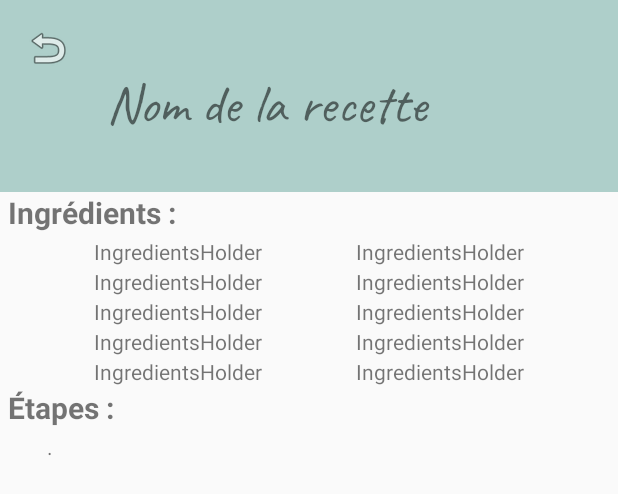
After one commit to Kihezo/ChefMeal2, an Android app: the layout activity_recipe_page.xml on its own in the app's theme, with its tools: preview values and no code run, on a phone screen of 412 x 824 dp. The commit adds this screen. Shown: the top 494 px of the screen. Run offline under Robolectric (Android 15) with nearby library versions, the phone set to English and light mode, and no system bars.

Commit message:
Page Recette
Nouvelle page recette, avec affichage du titre et des étapes mais sans les ingrédients

```diff
--- a/app/src/main/java/chefmeal/chefmeal/ViewPagerAdapter.java
+++ b/app/src/main/java/chefmeal/chefmeal/Adatpers/ViewPagerAdapter.java
@@ -1,4 +1,4 @@
-package chefmeal.chefmeal;
+package chefmeal.chefmeal.Adatpers;
 
 import android.support.annotation.Nullable;
 import android.support.v4.app.Fragment;
@@ -38,8 +38,4 @@ public class ViewPagerAdapter extends FragmentPagerAdapter {
         lstFragment.add(fragment);
         lstTitle.add(title);
     }
-
-
-
-
 }
--- a/app/src/main/java/chefmeal/chefmeal/SearchResultItemActivity.java
+++ b/app/src/main/java/chefmeal/chefmeal/Fragments/SearchResultItemActivity.java
@@ -1,4 +1,4 @@
-package chefmeal.chefmeal;
+package chefmeal.chefmeal.Fragments;
 
 public class SearchResultItemActivity {
     private String mText;
--- a/app/src/main/java/chefmeal/chefmeal/RecipesListActivity.java
+++ b/app/src/main/java/chefmeal/chefmeal/RecipesListActivity.java
@@ -6,6 +6,12 @@ import android.support.v4.view.ViewPager;
 import android.support.v7.app.AppCompatActivity;
 import android.os.Bundle;
 import android.view.View;
+
+import chefmeal.chefmeal.Adatpers.ViewPagerAdapter;
+import chefmeal.chefmeal.Fragments.FragmentAll;
+import chefmeal.chefmeal.Fragments.FragmentDessert;
+import chefmeal.chefmeal.Fragments.FragmentMainDish;
+import chefmeal.chefmeal.Fragments.FragmentStarter;
 
 
 public class RecipesListActivity extends AppCompatActivity
--- a/app/src/main/java/chefmeal/chefmeal/SearchIngredientsActivity.java
+++ b/app/src/main/java/chefmeal/chefmeal/SearchIngredientsActivity.java
@@ -33,7 +33,6 @@ public class SearchIngredientsActivity extends AppCompatActivity {
 
     FirebaseFirestore db_IngName = FirebaseFirestore.getInstance();
     private List<String> listIngName = new ArrayList<String>();
-    private List<String> listIngId = new ArrayList<String>();
 
 
     @Override
@@ -88,6 +87,7 @@ public class SearchIngredientsActivity extends AppCompatActivity {
                 if (!(alreadyExist) && (isInList)){
                     arrayList.add(newIngredient);
                     adapter.notifyDataSetChanged();
+                    Toast.makeText(this, newIngredient + " ajouté", Toast.LENGTH_SHORT).show();
                 }else if(!(isInList)){
                     Toast.makeText(this, "Cet ingrédient n'existe pas dans la base de donnée", Toast.LENGTH_SHORT).show();
                     }
--- /dev/null
+++ b/app/src/main/res/layout/activity_recipe_page.xml
@@ -0,0 +1,178 @@
+<?xml version="1.0" encoding="utf-8"?>
+<android.support.constraint.ConstraintLayout xmlns:android="http://schemas.android.com/apk/res/android"
+    xmlns:app="http://schemas.android.com/apk/res-auto"
+    xmlns:tools="http://schemas.android.com/tools"
+    android:layout_width="match_parent"
+    android:layout_height="match_parent"
+    tools:context=".RecipePageActivity">
+
+    <ImageView
+        android:id="@+id/imageView2"
+        android:layout_width="0dp"
+        android:layout_height="128dp"
+        app:layout_constraintEnd_toEndOf="parent"
+        app:layout_constraintStart_toStartOf="parent"
+        app:layout_constraintTop_toTopOf="parent"
+        app:srcCompat="@color/colorPrimary" />
+
+    <TextView
+        android:id="@+id/title_RecipePage"
+        android:layout_width="325dp"
+        android:layout_height="53dp"
+        android:layout_marginStart="72dp"
+        android:layout_marginBottom="28dp"
+        android:fontFamily="@font/caveat"
+        android:text="Nom de la recette"
+        android:textSize="36sp"
+        app:layout_constraintBottom_toBottomOf="@+id/imageView2"
+        app:layout_constraintStart_toStartOf="parent" />
+
+    <ImageButton
+        android:id="@+id/imageButton5"
+        android:layout_width="wrap_content"
+        android:layout_height="wrap_content"
+        android:layout_marginStart="16dp"
+        android:layout_marginTop="16dp"
+        android:background="@android:color/transparent"
+        android:onClick="BackToHome"
+        app:layout_constraintStart_toStartOf="parent"
+        app:layout_constraintTop_toTopOf="parent"
+        app:srcCompat="@android:drawable/ic_menu_revert" />
+
+    <TextView
+        android:id="@+id/IngTitle"
+        android:layout_width="0dp"
+        android:layout_height="30dp"
+        android:layout_marginLeft="5dp"
+        android:text="Ingrédients :"
+        android:textSize="20sp"
+        android:textStyle="bold"
+        app:layout_constraintEnd_toEndOf="parent"
+        app:layout_constraintStart_toStartOf="parent"
+        app:layout_constraintTop_toBottomOf="@+id/imageView2" />
+
+    <TextView
+        android:id="@+id/Ingre1"
+        android:layout_width="wrap_content"
+        android:layout_height="20dp"
+        android:text="IngredientsHolder"
+        app:layout_constraintEnd_toStartOf="@+id/ingre2"
+        app:layout_constraintHorizontal_bias="0.5"
+        app:layout_constraintStart_toStartOf="parent"
+        app:layout_constraintTop_toBottomOf="@+id/IngTitle" />
+
+    <TextView
+        android:id="@+id/ingre2"
+        android:layout_width="wrap_content"
+        android:layout_height="20dp"
+        android:text="IngredientsHolder"
+        app:layout_constraintEnd_toEndOf="parent"
+        app:layout_constraintHorizontal_bias="0.5"
+        app:layout_constraintStart_toEndOf="@+id/Ingre1"
+        app:layout_constraintTop_toBottomOf="@+id/IngTitle" />
+
+    <TextView
+        android:id="@+id/ingre3"
+        android:layout_width="wrap_content"
+        android:layout_height="20dp"
+        android:text="IngredientsHolder"
+        app:layout_constraintEnd_toStartOf="@+id/ingre4"
+        app:layout_constraintHorizontal_bias="0.5"
+        app:layout_constraintStart_toStartOf="parent"
+        app:layout_constraintTop_toBottomOf="@+id/Ingre1" />
+
+    <TextView
+        android:id="@+id/ingre4"
+        android:layout_width="wrap_content"
+        android:layout_height="20dp"
+        android:text="IngredientsHolder"
+        app:layout_constraintEnd_toEndOf="parent"
+        app:layout_constraintHorizontal_bias="0.5"
+        app:layout_constraintStart_toEndOf="@+id/ingre3"
+        app:layout_constraintTop_toBottomOf="@+id/ingre2" />
+
+    <TextView
+        android:id="@+id/ingre5"
+        android:layout_width="wrap_content"
+        android:layout_height="20dp"
+        android:text="IngredientsHolder"
+        app:layout_constraintEnd_toStartOf="@+id/ingre6"
+        app:layout_constraintHorizontal_bias="0.5"
+        app:layout_constraintStart_toStartOf="parent"
+        app:layout_constraintTop_toBottomOf="@+id/ingre3" />
+
+    <TextView
+        android:id="@+id/ingre6"
+        android:layout_width="wrap_content"
+        android:layout_height="20dp"
+        android:text="IngredientsHolder"
+        app:layout_constraintEnd_toEndOf="parent"
+        app:layout_constraintHorizontal_bias="0.5"
+        app:layout_constraintStart_toEndOf="@+id/ingre5"
+        app:layout_constraintTop_toBottomOf="@+id/ingre4" />
+
+    <TextView
+        android:id="@+id/ingre7"
+        android:layout_width="wrap_content"
+        android:layout_height="20dp"
+        android:text="IngredientsHolder"
+        app:layout_constraintEnd_toStartOf="@+id/ingre8"
+        app:layout_constraintHorizontal_bias="0.5"
+        app:layout_constraintStart_toStartOf="parent"
+        app:layout_constraintTop_toBottomOf="@+id/ingre5" />
+
+    <TextView
+        android:id="@+id/ingre8"
+        android:layout_width="wrap_content"
+        android:layout_height="20dp"
+        android:text="IngredientsHolder"
+        app:layout_constraintEnd_toEndOf="parent"
+        app:layout_constraintHorizontal_bias="0.5"
+        app:layout_constraintStart_toEndOf="@+id/ingre7"
+        app:layout_constraintTop_toBottomOf="@+id/ingre6" />
+
+    <TextView
+        android:id="@+id/ingre9"
+        android:layout_width="wrap_content"
+        android:layout_height="20dp"
+        android:text="IngredientsHolder"
+        app:layout_constraintEnd_toStartOf="@+id/ingre10"
+        app:layout_constraintHorizontal_bias="0.5"
+        app:layout_constraintStart_toStartOf="parent"
+        app:layout_constraintTop_toBottomOf="@+id/ingre7" />
+
+    <TextView
+        android:id="@+id/ingre10"
+        android:layout_width="wrap_content"
+        android:layout_height="20dp"
+        android:text="IngredientsHolder"
+        app:layout_constraintEnd_toEndOf="parent"
+        app:layout_constraintHorizontal_bias="0.5"
+        app:layout_constraintStart_toEndOf="@+id/ingre9"
+        app:layout_constraintTop_toBottomOf="@+id/ingre8" />
+
+    <TextView
+        android:id="@+id/StepTitle"
+        android:layout_width="0dp"
+        android:layout_height="30dp"
+        android:layout_marginLeft="5dp"
+        android:layout_marginTop="130dp"
+        android:text="Étapes :"
+        android:textSize="20sp"
+        android:textStyle="bold"
+        app:layout_constraintEnd_toEndOf="parent"
+        app:layout_constraintHorizontal_bias="1.0"
+        app:layout_constraintStart_toStartOf="parent"
+        app:layout_constraintTop_toTopOf="@+id/IngTitle" />
+
+    <TextView
+        android:id="@+id/idStep"
+        android:layout_width="350dp"
+        android:layout_height="wrap_content"
+        android:text="."
+        app:layout_constraintEnd_toEndOf="parent"
+        app:layout_constraintHorizontal_bias="0.5"
+        app:layout_constraintStart_toStartOf="parent"
+        app:layout_constraintTop_toBottomOf="@+id/StepTitle" />
+
+</android.support.constraint.ConstraintLayout>
--- a/app/src/main/res/layout/activity_siresult.xml
+++ b/app/src/main/res/layout/activity_siresult.xml
@@ -49,8 +49,5 @@
         app:layout_constraintEnd_toEndOf="parent"
         app:layout_constraintStart_toStartOf="parent"
         app:layout_constraintTop_toBottomOf="@+id/imageView5"
-
-
-
         />
 </android.support.constraint.ConstraintLayout>
--- a/app/src/main/res/layout/search_result_item.xml
+++ b/app/src/main/res/layout/search_result_item.xml
@@ -15,7 +15,6 @@
             android:layout_height="wrap_content"
             android:text="Line 1"
             android:textSize="20sp"
-            android:textStyle="bold"
             android:textColor="@android:color/black"
             android:layout_marginStart="8dp"/>
     </RelativeLayout>
```
Also changed, not shown: app/src/main/java/chefmeal/chefmeal/Adatpers/SearchResultAdapter.java (renamed from app/src/main/java/chefmeal/chefmeal/SearchResultAdapter.java, +28 -3 lines), app/src/main/java/chefmeal/chefmeal/Fragments/FragmentAll.java (renamed from app/src/main/java/chefmeal/chefmeal/FragmentAll.java, +46 -19 lines), app/src/main/java/chefmeal/chefmeal/Fragments/FragmentDessert.java (renamed from app/src/main/java/chefmeal/chefmeal/FragmentDessert.java, +73 -63 lines), app/src/main/java/chefmeal/chefmeal/Fragments/FragmentMainDish.java (renamed from app/src/main/java/chefmeal/chefmeal/FragmentMainDish.java, +46 -12 lines), app/src/main/java/chefmeal/chefmeal/Fragments/FragmentStarter.java (renamed from app/src/main/java/chefmeal/chefmeal/FragmentStarter.java, +46 -12 lines), app/src/main/java/chefmeal/chefmeal/RecipePageActivity.java (added, +62 -0 lines), app/src/main/java/chefmeal/chefmeal/SIResultActivity.java (+12 -6 lines), app/src/main/res/layout/fragment_fragment_all.xml (+8 -1 lines), app/src/main/res/layout/fragment_fragment_dessert.xml (+8 -5 lines), app/src/main/res/layout/fragment_fragment_main_dish.xml (+9 -1 lines), app/src/main/res/layout/fragment_fragment_starter.xml (+9 -1 lines).
